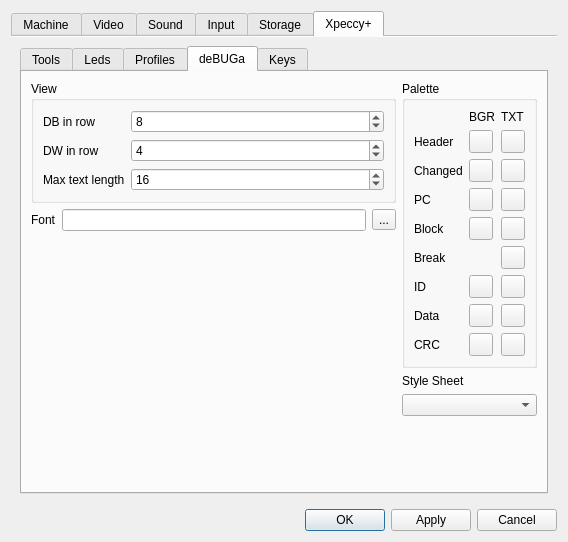
dotkoval/xpeccy-plus, file ui/setupwin.ui: the form before one commit.
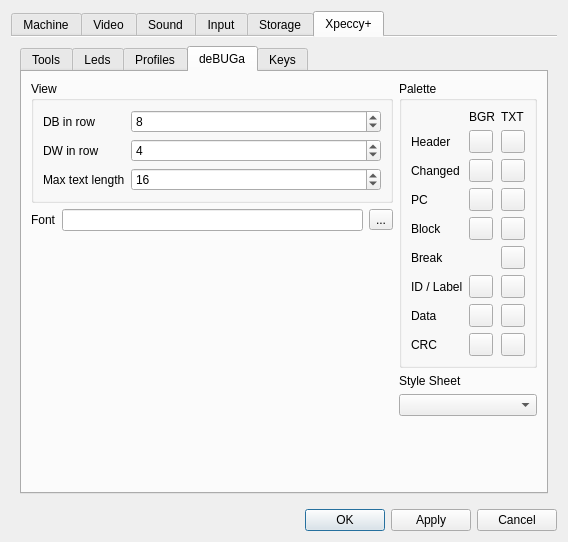
The form after the commit. The open tabs and pages were chosen to show the change. Icons and pictures are not drawn. Custom widgets are drawn as their Qt base class.

Commit message:
debuga: tint labels in the listing
Labels reuse the disk id colours, so the palette editor can retune them;
its caption reads "ID / Label" now. Bold started from a default QFont
and lost the monospace family.

Patch:
```diff
--- a/ui/setupwin.ui
+++ b/ui/setupwin.ui
@@ -3571,7 +3571,10 @@
                   <item row="9" column="0">
                    <widget class="QLabel" name="label_dskid">
                     <property name="text">
-                     <string>ID</string>
+                     <string>ID / Label</string>
+                    </property>
+                    <property name="toolTip">
+                     <string>Disk track ID field, and labels in the disassembler</string>
                     </property>
                    </widget>
                   </item>
```
The commit also changes 1 other file.
